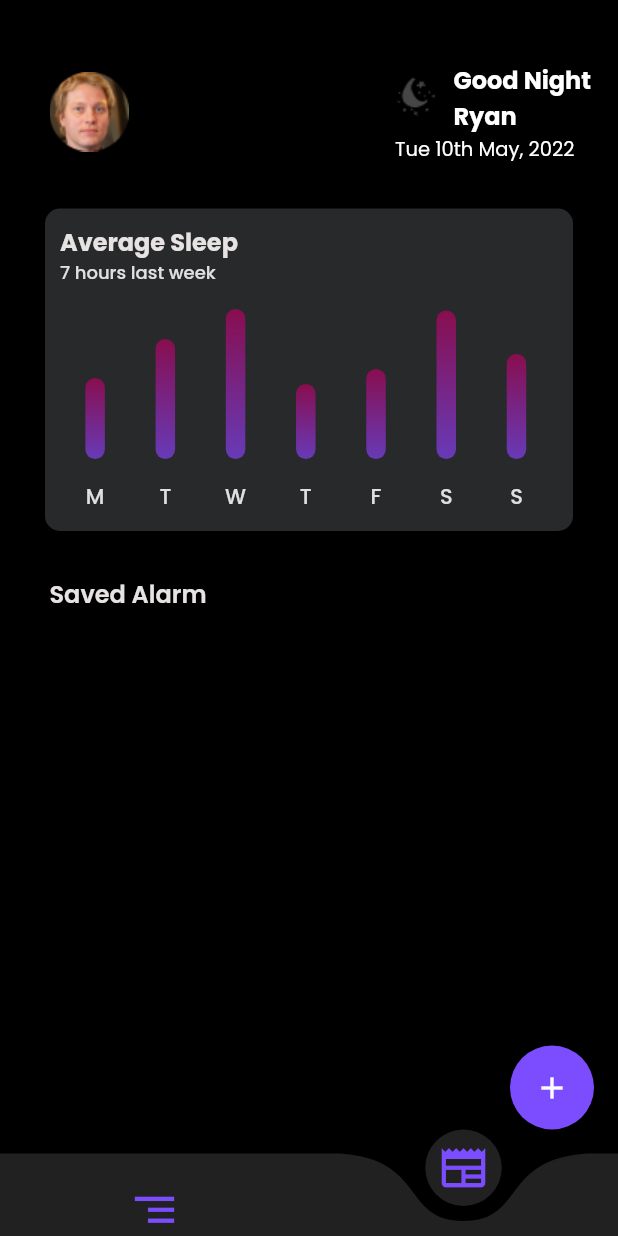
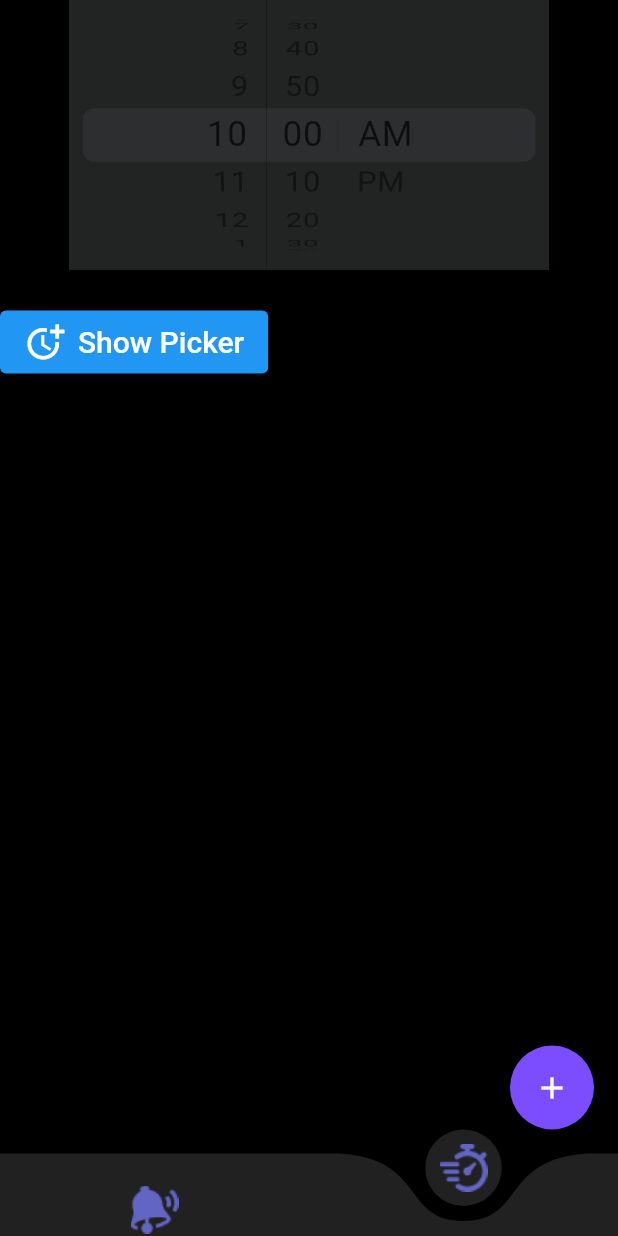
Before and after one commit to Dhruman2442/Fresh-Wake, a Flutter app: the screen it shows after launch, item 2 of the bottom bar chosen, on a phone screen of 412 x 824 dp. Run offline on Flutter 3.47's test engine with Material 2 defaults, Android fonts, the phone set to English and light mode, and no system bars; drawn by our look-alikes of curved_navigation_bar; our stand-ins replace get_storage, google_fonts, splashscreen.

```diff
--- a/lib/Alarm/Home-page.dart
+++ b/lib/Alarm/Home-page.dart
@@ -1,9 +1,12 @@
 import 'package:curved_navigation_bar/curved_navigation_bar.dart';
+import 'package:flutter/cupertino.dart';
 import "package:flutter/material.dart";
 import 'package:fresh_wake/Alarm/Alarm-Page.dart';
 import 'package:fresh_wake/Alarm/Profile-Page.dart';
+import 'package:fresh_wake/Utils.dart';
 import 'package:fresh_wake/Widgets.dart';
 import 'package:get_storage/get_storage.dart';
+import 'package:intl/intl.dart';
 
 List<double> WeekDaysCount = [54, 80, 100, 50, 60, 99, 70];
 List<String> WeekDays = ["M", "T", "W", "T", "F", "S", "S"];
@@ -28,6 +31,15 @@ class HomePage extends StatefulWidget {
 }
 
 class _HomePageState extends State<HomePage> {
+  DateTime dateTime = DateTime.now();
+
+  @override
+  void initState() {
+    super.initState();
+
+    dateTime = getDateTime();
+  }
+
   @override
   Widget build(BuildContext context) {
     return Scaffold(
@@ -46,18 +58,32 @@ class _HomePageState extends State<HomePage> {
         child: SingleChildScrollView(
           child: Center(
               child: Column(
+            children: [
+              Visibility(
+                visible: _showAgentsContainer,
+                child: AlarmPage(),
+              ),
+              Visibility(child: TimerPage(), visible: _showNewsContainer),
+            ],
+          )),
+        ),
+      ),
+    );
+  }
+
+  Widget AlarmPage() {
+    return Column(
       crossAxisAlignment: CrossAxisAlignment.start,
       children: [
         Container(
-                    padding:
-                        const EdgeInsets.only(top: 40, right: 18, left: 33),
+          padding: const EdgeInsets.only(top: 40, right: 18, left: 33),
           child: Row(
             mainAxisAlignment: MainAxisAlignment.spaceBetween,
             children: [
               ImageWidget("asset/Profile.png", 53, 53, () {
                 Navigator.of(context)
                     .push(MaterialPageRoute(builder: (context) {
-                            return ProfilePage();
+                  return const ProfilePage();
                 }));
               }),
               Container(
@@ -71,23 +97,55 @@ class _HomePageState extends State<HomePage> {
         ),
         Container(
           padding: const EdgeInsets.only(right: 40, left: 33),
-                    child: TextStyle1(
-                        "Saved Alarm",
-                        16,
-                        const Color(0xFFE7E3E3),
-                        FontWeight.w600,
-                        TextAlign.center,
-                        FontStyle.normal),
+          child: TextStyle1("Saved Alarm", 16, const Color(0xFFE7E3E3),
+              FontWeight.w600, TextAlign.center, FontStyle.normal),
         ),
         Container(
           margin: const EdgeInsets.all(10),
           child: CardListView(),
         ),
       ],
+    );
+  }
+
+  Widget TimerPage() {
+    return Column(
+      crossAxisAlignment: CrossAxisAlignment.start,
+      children: [
+        buildTimePicker(),
+        const SizedBox(height: 24),
+        ButtonWidget(
+          onClicked: () => Utils.showSheet(
+            context,
+            child: buildTimePicker(),
+            onClicked: () {
+              final value = DateFormat('HH:mm').format(dateTime);
+              Utils.showSnackBar(context, 'Selected "$value"');
+
+              Navigator.pop(context);
+            },
           ),
         ),
+      ],
+    );
+  }
+
+  Widget buildTimePicker() => SizedBox(
+        height: 180,
+        child: CupertinoDatePicker(
+          initialDateTime: dateTime,
+          mode: CupertinoDatePickerMode.time,
+          minuteInterval: 10,
+          backgroundColor: const Color(0xFF222424),
+          onDateTimeChanged: (dateTime) =>
+              setState(() => this.dateTime = dateTime),
         ),
-        ));
+      );
+
+  DateTime getDateTime() {
+    final now = DateTime.now();
+
+    return DateTime(now.year, now.month, now.day, now.hour, 0);
   }
 
   Widget DisplayWidget() {
@@ -195,8 +253,16 @@ class _HomePageState extends State<HomePage> {
   Widget bottomNavBar() {
     return CurvedNavigationBar(
       items: const <Widget>[
-        Icon(Icons.segment, size: 35, color: Colors.deepPurpleAccent),
-        Icon(Icons.newspaper, size: 35, color: Colors.deepPurpleAccent),
+        ImageIcon(
+          AssetImage('asset/Bell.png'),
+          size: 35,
+          color: Color(0xFF6265C3),
+        ),
+        ImageIcon(
+          AssetImage('asset/Timer.png'),
+          size: 35,
+          color: Color(0xFF6265C3),
+        )
       ],
       height: 55,
       color: Colors.grey.shade900,
--- /dev/null
+++ b/lib/Utils.dart
@@ -0,0 +1,51 @@
+import 'package:flutter/cupertino.dart';
+import 'package:flutter/material.dart';
+
+class Utils {
+  static List<Widget> modelBuilder<M>(
+      List<M> models, Widget Function(int index, M model) builder) =>
+      models
+          .asMap()
+          .map<int, Widget>(
+              (index, model) => MapEntry(index, builder(index, model)))
+          .values
+          .toList();
+
+  /// Alternativaly: You can display an Android Styled Bottom Sheet instead of an iOS styled bottom Sheet
+  // static void showSheet(
+  //   BuildContext context, {
+  //   required Widget child,
+  // }) =>
+  //     showModalBottomSheet(
+  //       context: context,
+  //       builder: (context) => child,
+  //     );
+
+  static void showSheet(
+      BuildContext context, {
+        required Widget child,
+        required VoidCallback onClicked,
+      }) =>
+      showCupertinoModalPopup(
+        context: context,
+        builder: (context) => CupertinoActionSheet(
+          actions: [
+            child,
+          ],
+          cancelButton: CupertinoActionSheetAction(
+            child: Text('Done'),
+            onPressed: onClicked,
+          ),
+        ),
+      );
+
+  static void showSnackBar(BuildContext context, String text) {
+    final snackBar = SnackBar(
+      content: Text(text, style: TextStyle(fontSize: 24)),
+    );
+
+    ScaffoldMessenger.of(context)
+      ..removeCurrentSnackBar()
+      ..showSnackBar(snackBar);
+  }
+}
--- a/lib/Widgets.dart
+++ b/lib/Widgets.dart
@@ -220,3 +220,28 @@ Widget Button1(
     ),
   );
 }
+class ButtonWidget extends StatelessWidget {
+  final VoidCallback onClicked;
+
+  const ButtonWidget({
+    Key? key,
+    required this.onClicked,
+  }) : super(key: key);
+
+  @override
+  Widget build(BuildContext context) => ElevatedButton(
+    style: ElevatedButton.styleFrom(minimumSize: Size(100, 42)),
+    child: Row(
+      mainAxisSize: MainAxisSize.min,
+      children: [
+        Icon(Icons.more_time, size: 28),
+        const SizedBox(width: 8),
+        Text(
+          'Show Picker',
+          style: TextStyle(fontSize: 20),
+        ),
+      ],
+    ),
+    onPressed: onClicked,
+  );
+}
--- a/lib/main.dart
+++ b/lib/main.dart
@@ -1,7 +1,5 @@
 import "package:flutter/material.dart";
 import 'package:fresh_wake/Alarm/Home-page.dart';
-import 'package:fresh_wake/Alarm/Login.dart';
-import 'package:fresh_wake/Alarm/Timer-Page.dart';
 import 'package:google_fonts/google_fonts.dart';
 import 'package:splashscreen/splashscreen.dart';
 
--- a/pubspec.yaml
+++ b/pubspec.yaml
@@ -21,6 +21,7 @@ dependencies:
   get_storage:
   stop_watch_timer:
   flutter_timer_countdown:
+  intl:
 
 
 dev_dependencies:
```
Also changed, not shown: lib/Alarm/Profile-Page.dart (+6 -5 lines), lib/Alarm/Timer-Page.dart (deleted), pubspec.lock. Lines whose indentation alone changed are shown as unchanged.
